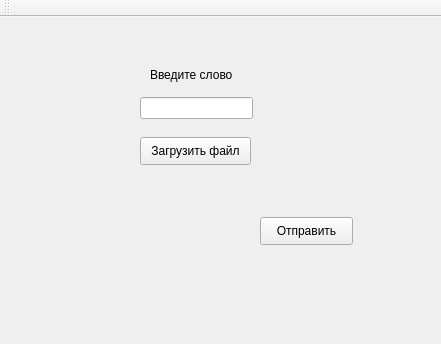
AlexEternity/Client-Server, file Client/Client/mainwindow.ui: the form before one commit.
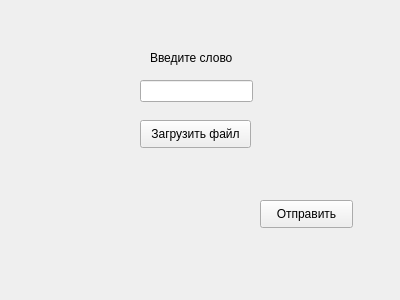
The form after the commit.

Patch:
```diff
--- a/Client/Client/mainwindow.ui
+++ b/Client/Client/mainwindow.ui
@@ -6,20 +6,20 @@
    <rect>
     <x>0</x>
     <y>0</y>
-    <width>441</width>
-    <height>344</height>
+    <width>400</width>
+    <height>300</height>
    </rect>
   </property>
   <property name="minimumSize">
    <size>
-    <width>441</width>
-    <height>344</height>
+    <width>400</width>
+    <height>300</height>
    </size>
   </property>
   <property name="maximumSize">
    <size>
-    <width>441</width>
-    <height>344</height>
+    <width>400</width>
+    <height>300</height>
    </size>
   </property>
   <property name="windowTitle">
@@ -112,14 +112,6 @@
     </rect>
    </property>
   </widget>
-  <widget class="QToolBar" name="mainToolBar">
-   <attribute name="toolBarArea">
-    <enum>TopToolBarArea</enum>
-   </attribute>
-   <attribute name="toolBarBreak">
-    <bool>false</bool>
-   </attribute>
-  </widget>
  </widget>
  <layoutdefault spacing="6" margin="11"/>
  <resources/>
```
Left out of the diff: 2 changed lines with no effect on the pictures.
